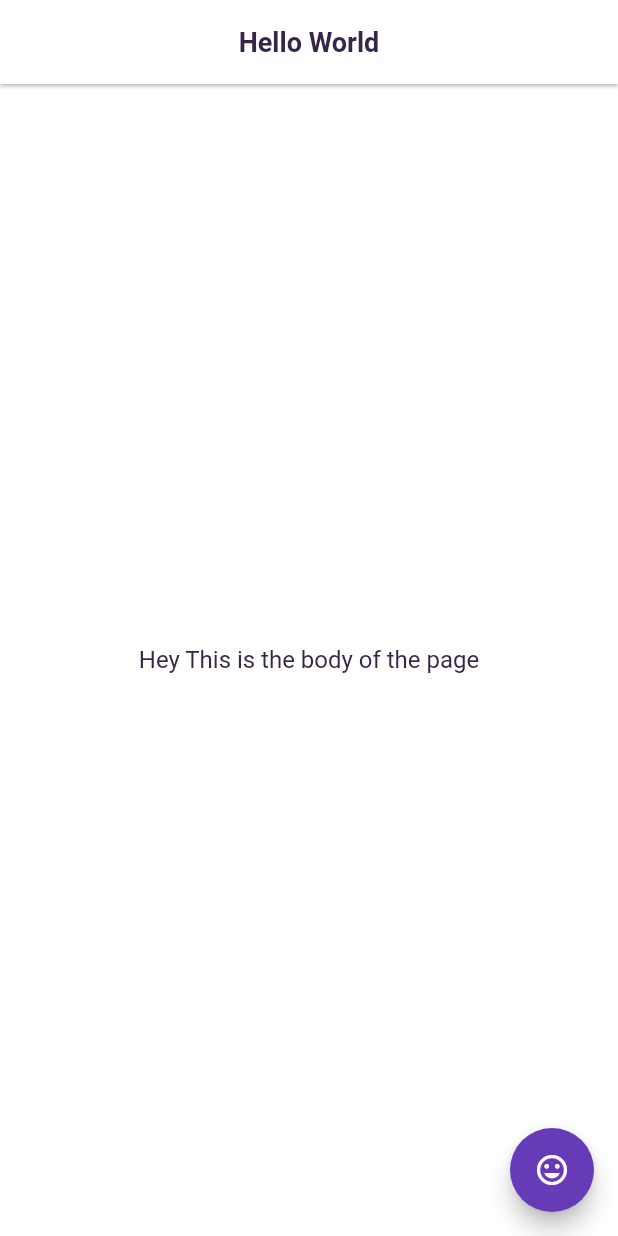
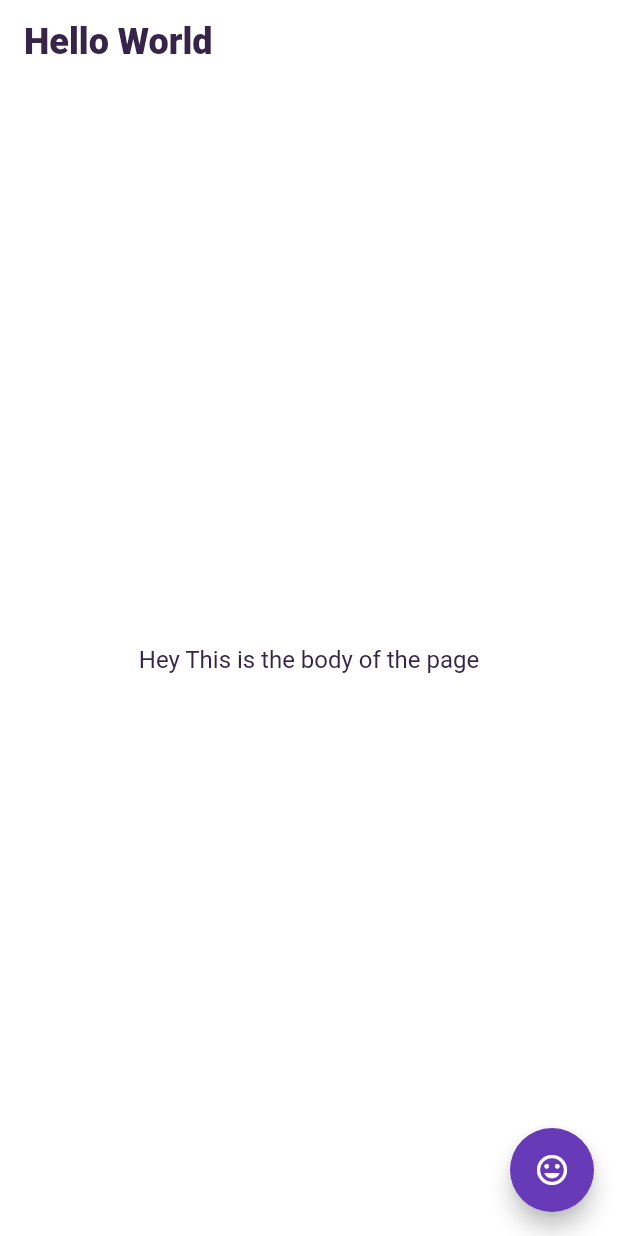
Before and after one commit to pseudoslayr/myUI-flutter, a Flutter app: the screen it shows after launch, on a phone screen of 412 x 824 dp. Run offline on Flutter 3.47's test engine with Material 2 defaults, Android fonts, the phone set to English and light mode, and no system bars; our stand-ins replace adaptive_theme.

Commit message:
Changed the material theme to have some ios style looks

```diff
--- a/lib/src/app.dart
+++ b/lib/src/app.dart
@@ -17,18 +17,21 @@ class App extends StatelessWidget {
           ),
         ),
         appBarTheme: AppBarTheme(
-          elevation: 1,
+          elevation: 0,
           textTheme: TextTheme(
             headline6: TextStyle(
               color: Color(0xff372549),
-              fontSize: 18,
-              fontWeight: FontWeight.w600,
+              fontSize: 24,
+              fontWeight: FontWeight.w900,
             ),
+          ),
+          iconTheme: IconThemeData(
+            color: Color(0xFFb75d69),
           ),
         ),
       ),
       dark: ThemeData(
-        primaryColor: Color(0xFF291B36),
+        primaryColor: Color(0xFF1a1423),
         accentColor: Color(0xFFb75d69),
         scaffoldBackgroundColor: Color(0xFF1a1423),
         textTheme: TextTheme(
@@ -38,13 +41,16 @@ class App extends StatelessWidget {
           ),
         ),
         appBarTheme: AppBarTheme(
-          elevation: 5,
+          elevation: 0,
           textTheme: TextTheme(
             headline6: TextStyle(
               color: Color(0xFFedddd4),
-              fontSize: 18,
-              fontWeight: FontWeight.w600,
+              fontSize: 24,
+              fontWeight: FontWeight.w900,
             ),
+          ),
+          iconTheme: IconThemeData(
+            color: Color(0xFFb75d69),
           ),
         ),
       ),
--- a/lib/src/pages/first_page.dart
+++ b/lib/src/pages/first_page.dart
@@ -6,7 +6,7 @@ class FirstScreen extends StatelessWidget {
   Widget build(BuildContext context) {
     return Scaffold(
       appBar: AppBar(
-        centerTitle: true,
+        centerTitle: false,
         title: Text("Hello World"),
       ),
       floatingActionButton: GestureDetector(
```
